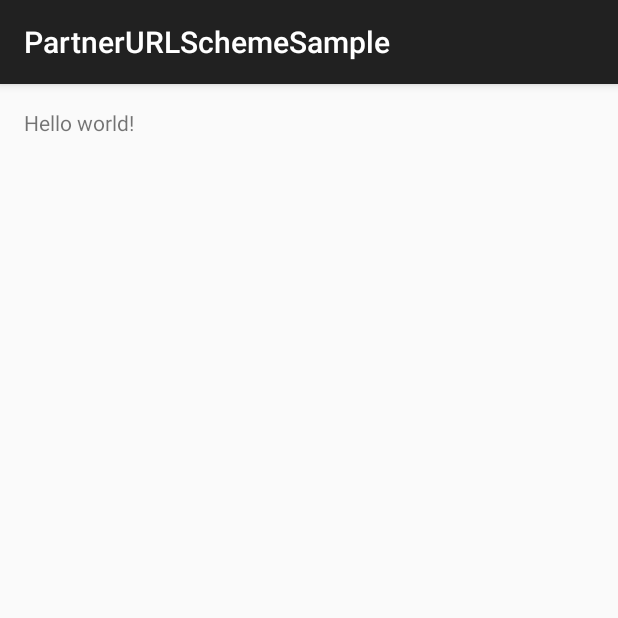
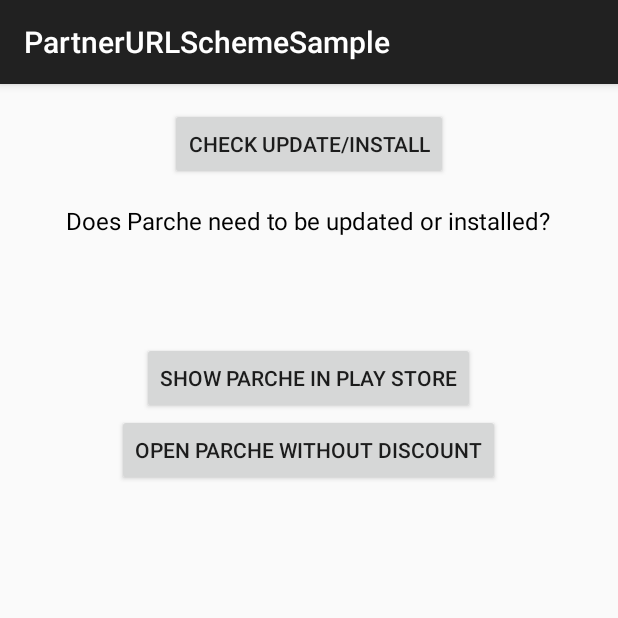
Before and after one commit to parcheapp/Parche-PartnerURLScheme, an Android app: the screen it shows after launch (MainActivity), on a phone screen of 412 x 824 dp, the top half of it. Run offline under Robolectric (Android 15) with nearby library versions, the phone set to English and light mode, and no system bars; our stand-ins replace ButterKnife.

Commit message:
Make sample app.

```diff
--- a/Android/PartnerURLSchemeSample/app/src/main/java/com/parche/partnerurlschemesample/ParchePartnerURLSchemeHelper.java
+++ b/Android/PartnerURLSchemeSample/app/src/main/java/com/parche/partnerurlschemesample/ParchePartnerURLSchemeHelper.java
@@ -36,7 +36,7 @@
         PackageManager packageManager = aContext.getPackageManager();
         Intent openAppIntent = new Intent(Intent.ACTION_VIEW, Uri.parse(URL_SCHEME + OPEN_ENDPOINT));
         List activitiesCanHandle = packageManager.queryIntentActivities(openAppIntent, PackageManager.MATCH_DEFAULT_ONLY);
-        return activitiesCanHandle.size() > 0;
+        return activitiesCanHandle.size() == 0;
     }
 
     /**
--- a/Android/PartnerURLSchemeSample/app/src/main/res/layout/activity_main.xml
+++ b/Android/PartnerURLSchemeSample/app/src/main/res/layout/activity_main.xml
@@ -1,16 +1,42 @@
-<RelativeLayout xmlns:android="http://schemas.android.com/apk/res/android"
+<LinearLayout xmlns:android="http://schemas.android.com/apk/res/android"
                 xmlns:tools="http://schemas.android.com/tools"
                 android:layout_width="match_parent"
                 android:layout_height="match_parent"
-                android:paddingLeft="@dimen/activity_horizontal_margin"
-                android:paddingRight="@dimen/activity_horizontal_margin"
-                android:paddingTop="@dimen/activity_vertical_margin"
-                android:paddingBottom="@dimen/activity_vertical_margin"
+                android:padding="@dimen/margin"
+                android:orientation="vertical"
+                android:gravity="center_horizontal"
                 tools:context=".MainActivity">
 
+    <Button
+            android:layout_width="wrap_content"
+            android:layout_height="wrap_content"
+            android:text="@string/check_install"
+            android:id="@+id/check_install_button"
+            />
     <TextView
-            android:text="@string/hello_world"
             android:layout_width="wrap_content"
-            android:layout_height="wrap_content"/>
-
-</RelativeLayout>
+            android:layout_height="wrap_content"
+            android:text="@string/display_update_install"
+            style="@style/ReadableTextView"
+            />
+    <TextView
+            android:layout_width="wrap_content"
+            android:layout_height="wrap_content"
+            android:id="@+id/can_open_textview"
+            style="@style/ReadableTextView"
+            android:textStyle="bold"
+            tools:text="NO"
+            />
+    <Button
+            android:layout_width="wrap_content"
+            android:layout_height="wrap_content"
+            android:text="@string/show_in_store"
+            android:id="@+id/show_in_store_button"
+            />
+    <Button
+            android:layout_width="wrap_content"
+            android:layout_height="wrap_content"
+            android:text="@string/open_no_discount"
+            android:id="@+id/open_no_discount_button"
+            />
+</LinearLayout>
--- a/Android/PartnerURLSchemeSample/app/src/main/res/values/dimens.xml
+++ b/Android/PartnerURLSchemeSample/app/src/main/res/values/dimens.xml
@@ -1,5 +1,3 @@
 <resources>
-    <!-- Default screen margins, per the Android Design guidelines. -->
-    <dimen name="activity_horizontal_margin">16dp</dimen>
-    <dimen name="activity_vertical_margin">16dp</dimen>
+    <dimen name="margin">16dp</dimen>
 </resources>
--- a/Android/PartnerURLSchemeSample/app/src/main/res/values/strings.xml
+++ b/Android/PartnerURLSchemeSample/app/src/main/res/values/strings.xml
@@ -1,6 +1,10 @@
 <resources>
     <string name="app_name">PartnerURLSchemeSample</string>
-
-    <string name="hello_world">Hello world!</string>
-    <string name="action_settings">Settings</string>
+    <string name="check_install">Check Update/Install</string>
+    <string name="display_update_install">Does Parche need to be updated or installed?</string>
+    <string name="show_in_store">Show Parche In Play Store</string>
+    <string name="open_no_discount">Open Parche Without Discount</string>
+    <string name="ok">OK</string>
+    <string name="not_installed_alert_title">Ruh Roh!</string>
+    <string name="not_installed_alert_message">You do not have a version of Parche which supports the URL scheme installed.</string>
 </resources>
--- a/Android/PartnerURLSchemeSample/app/src/main/res/values/styles.xml
+++ b/Android/PartnerURLSchemeSample/app/src/main/res/values/styles.xml
@@ -5,4 +5,11 @@
         <!-- Customize your theme here. -->
     </style>
 
+    <style name="ReadableTextView">
+        <item name="android:textColor">@android:color/black</item>
+        <item name="android:textSize">16sp</item>
+        <item name="android:padding">@dimen/margin</item>
+        <item name="android:gravity">center_horizontal</item>
+    </style>
+
 </resources>
```
Also changed, not shown: Android/PartnerURLSchemeSample/app/src/main/java/com/parche/partnerurlschemesample/MainActivity.java (+45 -16 lines), 1 other file.
